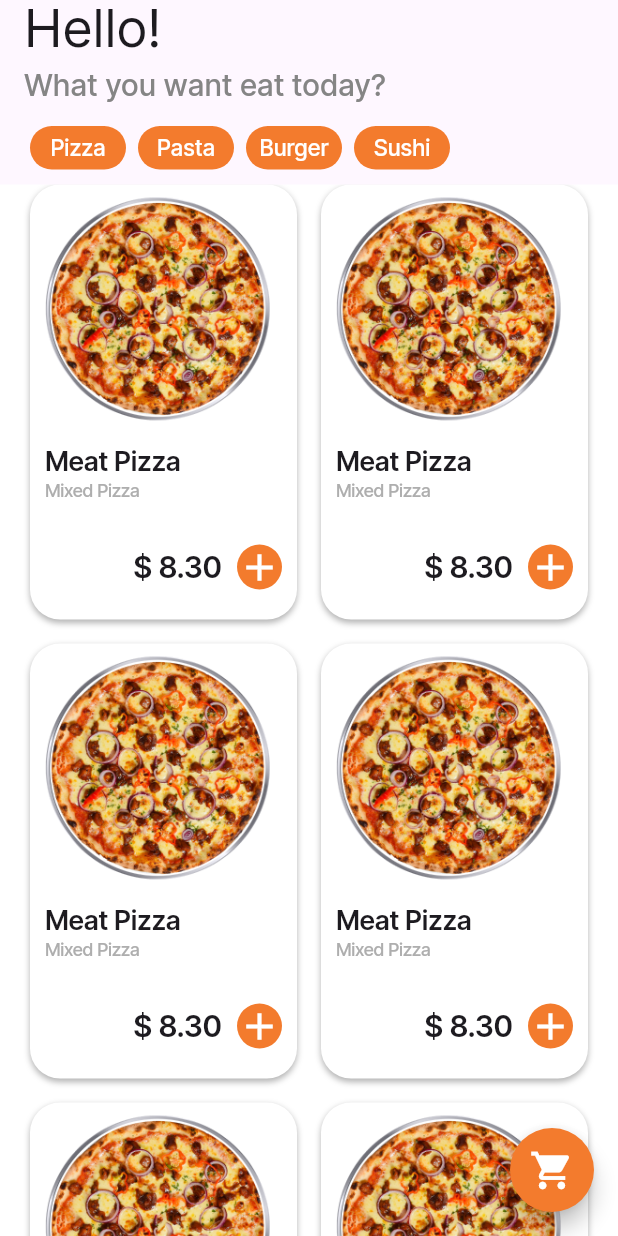
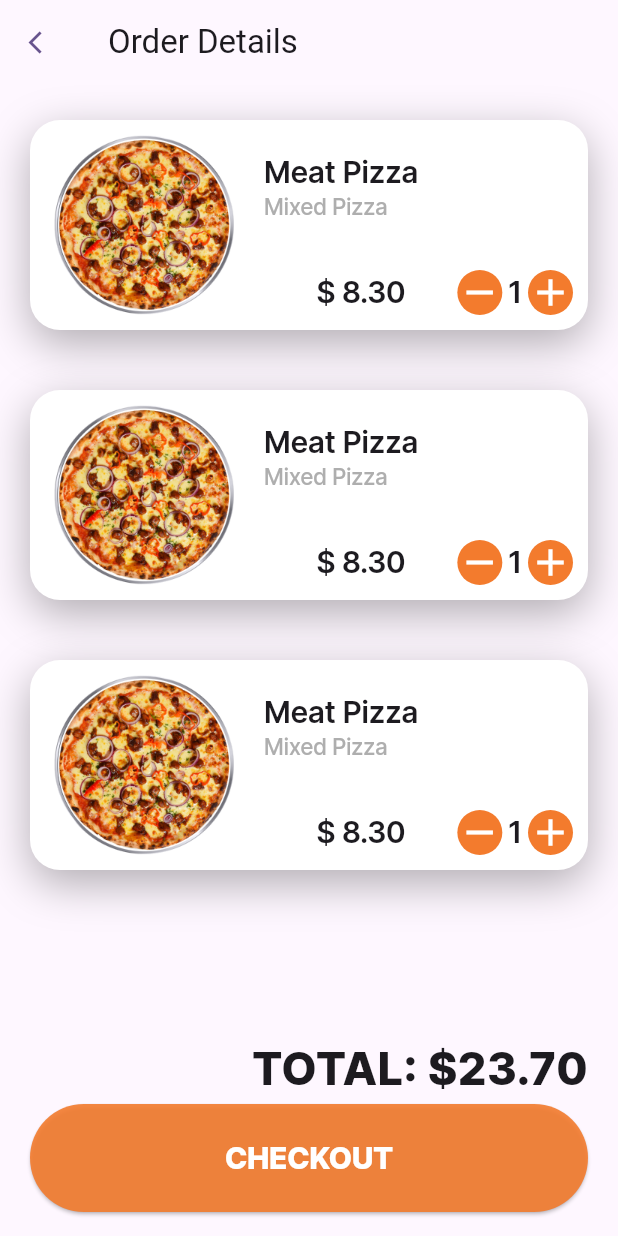
Before and after one commit to AlexChoirSPb/delivery_app, a Flutter app: the screen it shows after launch, after a tap on "GET STARTED", after a tap on the "shopping cart" icon, on a phone screen of 412 x 824 dp. Run offline on Flutter 3.47's test engine with Material 3 defaults, Android fonts, the phone set to English and light mode, and no system bars.

Commit message:
Вёртска экрана корзины

```diff
--- a/lib/views/cart_screen/cart_screen.dart
+++ b/lib/views/cart_screen/cart_screen.dart
@@ -0,0 +1,198 @@
+import 'package:delivery_app/views/food_list_screen/food_list_screen.dart';
+import 'package:flutter/material.dart';
+
+class CartScreen extends StatelessWidget {
+  const CartScreen({super.key});
+
+  @override
+  Widget build(BuildContext context) {
+    return Scaffold(
+      appBar: AppBar(
+        leading: TextButton(
+            onPressed: () {
+              Navigator.pushReplacement(
+                context,
+                MaterialPageRoute(builder: (context) => const FoodListScreen()),
+              );
+            },
+            child: Icon(Icons.arrow_back_ios)),
+        title: Text('Order Details'),
+      ),
+      body: CustomScrollView(
+        slivers: [
+          const SliverToBoxAdapter(
+              child: SizedBox(
+            height: 24,
+          )),
+          SliverList.builder(
+            itemBuilder: (context, index) => Padding(
+              padding: const EdgeInsets.only(left: 20, right: 20, bottom: 40),
+              child: Container(
+                height: 140,
+                padding: const EdgeInsets.only(
+                    top: 10, right: 10, left: 16, bottom: 10),
+                decoration: BoxDecoration(
+                  color: Colors.white,
+                  borderRadius: BorderRadius.circular(20),
+                  boxShadow: const [
+                    BoxShadow(
+                        color: Color.fromRGBO(0, 0, 0, 0.3),
+                        offset: Offset(0, 9),
+                        blurRadius: 24.5),
+                  ],
+                ),
+                child: Row(
+                  children: [
+                    const Image(
+                      image: AssetImage("assets/img/meat_pizza.png"),
+                      fit: BoxFit.contain,
+                      height: 120,
+                    ),
+                    const SizedBox(
+                      width: 20,
+                    ),
+                    Expanded(
+                      child: Column(
+                        crossAxisAlignment: CrossAxisAlignment.start,
+                        children: [
+                          const SizedBox(
+                            height: 14,
+                          ),
+                          const Text(
+                            "Meat Pizza",
+                            style: TextStyle(
+                              fontFamily: "Inter",
+                              fontSize: 20,
+                              fontWeight: FontWeight.w600,
+                              letterSpacing: -0.32,
+                              height: 1.1,
+                            ),
+                          ),
+                          const SizedBox(
+                            height: 2,
+                          ),
+                          const Text(
+                            "Mixed Pizza",
+                            style: TextStyle(
+                              fontFamily: "Inter",
+                              fontSize: 15,
+                              fontWeight: FontWeight.w500,
+                              letterSpacing: -0.3,
+                              height: 1.3,
+                              color: Color.fromRGBO(174, 174, 174, 1),
+                            ),
+                          ),
+                          const Expanded(child: SizedBox()),
+                          Row(
+                            mainAxisAlignment: MainAxisAlignment.end,
+                            children: [
+                              const Expanded(
+                                child: Text(
+                                  "\$ 8.30",
+                                  textAlign: TextAlign.center,
+                                  style: TextStyle(
+                                    fontFamily: "Inter",
+                                    fontSize: 20,
+                                    fontWeight: FontWeight.w600,
+                                    letterSpacing: -0.5,
+                                    height: 1,
+                                  ),
+                                ),
+                              ),
+                              SizedBox(
+                                width: 30,
+                                height: 30,
+                                child: IconButton.filled(
+                                  onPressed: () {},
+                                  icon: const Icon(Icons.remove),
+                                  padding: EdgeInsets.zero,
+                                  iconSize: 30,
+                                  color: Colors.white,
+                                  style: IconButton.styleFrom(
+                                    backgroundColor:
+                                        const Color.fromRGBO(243, 123, 45, 1),
+                                  ),
+                                ),
+                              ),
+                              const Padding(
+                                padding: EdgeInsets.symmetric(horizontal: 4.0),
+                                child: Text(
+                                  '1',
+                                  style: TextStyle(
+                                    fontFamily: "Inter",
+                                    fontSize: 20,
+                                    fontWeight: FontWeight.w600,
+                                    letterSpacing: -0.5,
+                                    height: 1,
+                                  ),
+                                ),
+                              ),
+                              SizedBox(
+                                width: 30,
+                                height: 30,
+                                child: IconButton.filled(
+                                  onPressed: () {},
+                                  icon: const Icon(Icons.add),
+                                  padding: EdgeInsets.zero,
+                                  iconSize: 30,
+                                  color: Colors.white,
+                                  style: IconButton.styleFrom(
+                                    backgroundColor:
+                                        const Color.fromRGBO(243, 123, 45, 1),
+                                  ),
+                                ),
+                              ),
+                            ],
+                          ),
+                        ],
+                      ),
+                    ),
+                  ],
+                ),
+              ),
+            ),
+            itemCount: 3,
+          ),
+          SliverFillRemaining(
+            hasScrollBody: false,
+            child: Container(
+              alignment: Alignment.bottomRight,
+              padding: const EdgeInsets.only(bottom: 90, top: 40, right: 20),
+              child: const Text(
+                "TOTAL: \$23.70",
+                style: TextStyle(
+                  fontSize: 30,
+                  fontWeight: FontWeight.w800,
+                  fontFamily: "Inter",
+                ),
+              ),
+            ),
+          )
+        ],
+      ),
+      floatingActionButton: Container(
+        width: double.infinity,
+        margin: const EdgeInsets.symmetric(horizontal: 20),
+        child: ElevatedButton(
+          onPressed: () {},
+          style: ElevatedButton.styleFrom(
+            padding: const EdgeInsets.all(25),
+            backgroundColor: const Color.fromRGBO(243, 123, 45, 0.9),
+          ),
+          child: const Text(
+            "CHECKOUT",
+            style: TextStyle(
+              fontFamily: "Inter",
+              fontSize: 20,
+              height: 1.1,
+              letterSpacing: -0.32,
+              fontWeight: FontWeight.w800,
+              color: Colors.white,
+            ),
+          ),
+        ),
+      ),
+      floatingActionButtonLocation: FloatingActionButtonLocation.centerFloat,
+    );
+  }
+}
--- a/lib/views/food_list_screen/food_list_screen.dart
+++ b/lib/views/food_list_screen/food_list_screen.dart
@@ -1,3 +1,4 @@
+import 'package:delivery_app/views/cart_screen/cart_screen.dart';
 import 'package:flutter/material.dart';
 
 class FoodListScreen extends StatelessWidget {
@@ -333,7 +334,12 @@ class FoodListScreen extends StatelessWidget {
         ],
       ),
       floatingActionButton: FloatingActionButton(
-        onPressed: () {},
+        onPressed: () {
+          Navigator.pushReplacement(
+            context,
+            MaterialPageRoute(builder: (context) => const CartScreen()),
+          );
+        },
         shape: const CircleBorder(),
         backgroundColor: const Color.fromRGBO(243, 123, 45, 1),
         child: const Icon(
```
